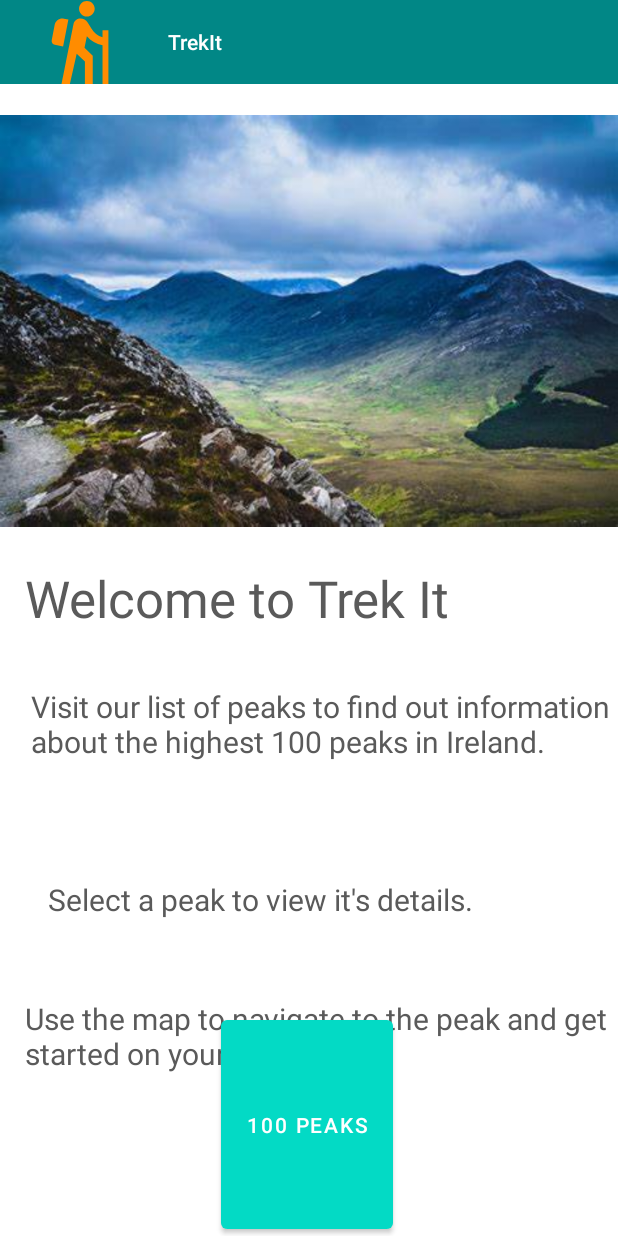
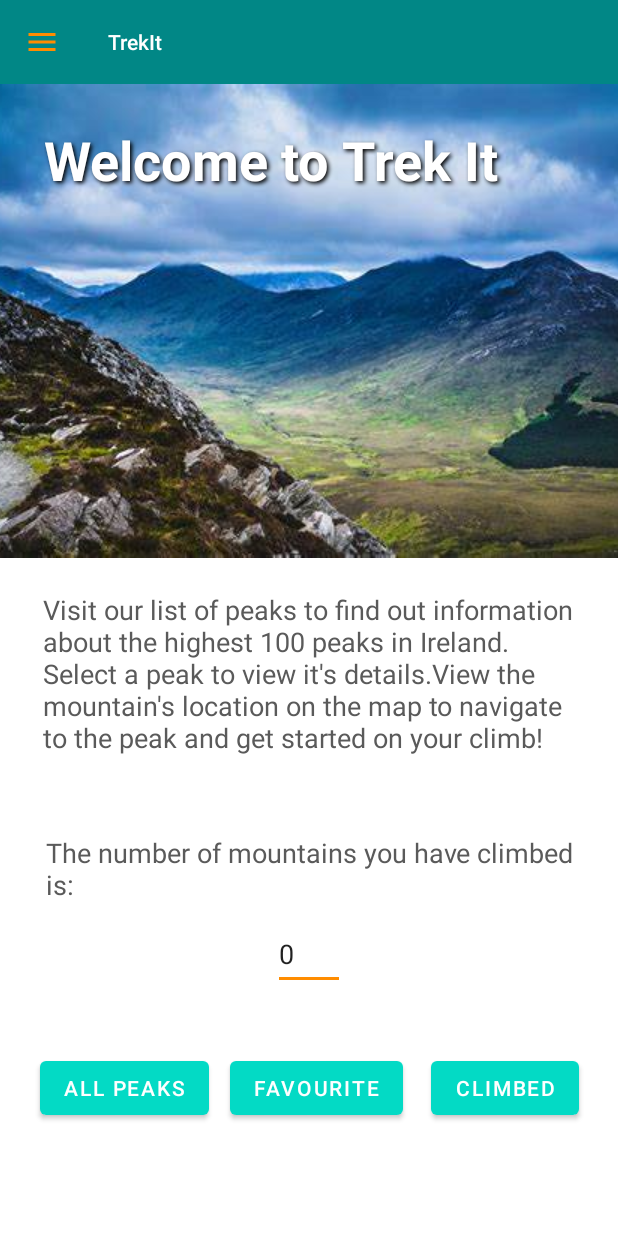
Before and after one commit to Nile-O/TrekIt, an Android app: the MainActivity screen opened directly, with no data from a screen before it, on a phone screen of 412 x 824 dp. Run offline under Robolectric (Android 15) with nearby library versions, the phone set to English and light mode, and no system bars; our stand-ins replace Firebase (no records; nobody signed in at launch, a user with empty details on screens opened directly), Timber.

Commit message:
Updated main page and improved menu.

```diff
--- a/app/src/main/java/ie/wit/trekit/activities/MainActivity.kt
+++ b/app/src/main/java/ie/wit/trekit/activities/MainActivity.kt
@@ -7,6 +7,7 @@ import androidx.appcompat.app.AppCompatActivity
 import android.os.Bundle
 import android.view.MenuItem
 import android.view.View
+import android.widget.Button
 import android.widget.TextView
 import android.widget.Toast
 import android.widget.Toast.LENGTH_LONG
@@ -51,21 +52,45 @@ class MainActivity : AppCompatActivity() {
         setSupportActionBar(toolbar)
         app = application as MainApp
 
+        var saveBtn = findViewById<Button>(R.id.button1)
+        var faveBtn = findViewById<Button>(R.id.button2)
+        var climbBtn = findViewById<Button>(R.id.button3)
 
-        binding.buttonPeaks.setOnClickListener(View.OnClickListener {
+        button1.setOnClickListener {
             startActivity(
                 Intent(
                     this,
                     MountainListActivity::class.java
                 )
             )
-        })
+        }
+
+        button2.setOnClickListener {
+            startActivity(
+                Intent(
+                    this,
+                    FavouriteListActivity::class.java
+                )
+            )
+        }
+
+        button3.setOnClickListener {
+            startActivity(
+                Intent(
+                    this,
+                    ClimbedListActivity::class.java
+                )
+            )
+        }
+
+
+
         registerEditCallback()
 
         val actionbar: androidx.appcompat.app.ActionBar? = supportActionBar
         actionbar?.apply {
             setDisplayHomeAsUpEnabled(true)
-            setHomeAsUpIndicator(R.drawable.ic_hiker_foreground)
+            setHomeAsUpIndicator(R.drawable.ic_baseline_menu_24)
 
         }
         mDrawerLayout = findViewById(R.id.drawerLayout)
--- /dev/null
+++ b/app/src/main/res/drawable/ic_baseline_menu_24.xml
@@ -0,0 +1,5 @@
+<vector android:height="24dp" android:tint="#FF8C00"
+    android:viewportHeight="24" android:viewportWidth="24"
+    android:width="24dp" xmlns:android="http://schemas.android.com/apk/res/android">
+    <path android:fillColor="@android:color/white" android:pathData="M3,18h18v-2L3,16v2zM3,13h18v-2L3,11v2zM3,6v2h18L21,6L3,6z"/>
+</vector>
--- a/app/src/main/res/layout/activity_main.xml
+++ b/app/src/main/res/layout/activity_main.xml
@@ -12,16 +12,6 @@
     layout="@layout/content_main"
     />
 
-    <Button
-        android:id="@+id/button_peaks"
-        android:layout_width="wrap_content"
-        android:layout_height="match_parent"
-        android:layout_marginStart="147dp"
-        android:layout_marginEnd="150dp"
-        android:insetTop="680dp"
-        android:insetBottom="5dp"
-        android:text="@string/_100_peaks" />
-
     <com.google.android.material.navigation.NavigationView
         android:layout_width="match_parent"
         android:layout_height="match_parent"
--- a/app/src/main/res/layout/content_main.xml
+++ b/app/src/main/res/layout/content_main.xml
@@ -24,81 +24,116 @@
             app:titleTextAppearance="@style/Toolbar.TitleText"
             app:titleTextColor="@color/white" />
     </com.google.android.material.appbar.AppBarLayout>
+
+    <FrameLayout
+        android:id="@id/frameLayout1"
+        android:layout_width="match_parent"
+        android:layout_height="338dp"
+        app:layout_constraintTop_toBottomOf="@id/appBarLayout"
+        >
+
+        <ImageView
+            android:id="@+id/imageView"
+            android:layout_width="match_parent"
+            android:layout_height="wrap_content"
+            android:scaleType="centerCrop"
+            android:src="@drawable/mountains1" />
+
+        <TextView
+            android:id="@+id/textView"
+            android:layout_width="353dp"
+            android:layout_height="69dp"
+            android:layout_gravity="center_horizontal|top"
+            android:layout_marginTop="26dp"
+            android:shadowColor="#000"
+            android:shadowDx="2"
+            android:shadowDy="2"
+            android:shadowRadius="3"
+            android:text="@string/welcome_to_trek_it"
+            android:textColor="@color/white"
+            android:textSize="36sp"
+            android:textStyle="bold" />
+
+    </FrameLayout>
+
+
     <TextView
-        android:id="@+id/textView"
-        android:layout_width="394dp"
-        android:layout_height="52dp"
-        android:layout_marginStart="24dp"
-        android:layout_marginTop="4dp"
-        android:layout_marginEnd="8dp"
-        android:text="@string/welcome_to_trek_it"
+        android:id="@+id/textView3"
+        android:layout_width="363dp"
+        android:layout_height="146dp"
+        android:layout_marginStart="28dp"
+        android:layout_marginEnd="20dp"
+        android:text="@string/peaksBlurb"
         android:textColor="@color/gray_700"
-        android:textSize="34sp"
+        android:textSize="18sp"
         app:layout_constraintEnd_toEndOf="parent"
-        app:layout_constraintHorizontal_bias="0.551"
         app:layout_constraintStart_toStartOf="parent"
-        app:layout_constraintTop_toBottomOf="@+id/imageView" />
+        app:layout_constraintTop_toBottomOf="@id/frameLayout1" />
 
-    <ImageView
-        android:id="@+id/imageView"
-        android:layout_width="wrap_content"
-        android:layout_height="wrap_content"
-        android:contentDescription="@string/content_desc_welcome_image"
+    <TextView
+        android:id="@+id/textView5"
+        android:layout_width="359dp"
+        android:layout_height="54dp"
+        android:layout_marginTop="16dp"
+        android:text="@string/the_number_of_mountains_you_have_climbed_is"
+        android:textColor="@color/gray_700"
+        android:textSize="18sp"
+        app:layout_constraintEnd_toEndOf="@+id/textView3"
+        app:layout_constraintStart_toStartOf="@+id/textView3"
+        app:layout_constraintTop_toBottomOf="@+id/textView3" />
+
+    <EditText
+        android:id="@+id/editTextNumber"
+        android:layout_width="48dp"
+        android:layout_height="48dp"
+        android:layout_marginTop="56dp"
+        android:ems="10"
+        android:inputType="number"
+        android:text="@string/_0"
         app:layout_constraintBottom_toBottomOf="parent"
         app:layout_constraintEnd_toEndOf="parent"
         app:layout_constraintStart_toStartOf="parent"
-        app:layout_constraintTop_toBottomOf="@+id/appBarLayout"
-        app:layout_constraintVertical_bias="0.0"
-        app:srcCompat="@drawable/mountains1" />
+        app:layout_constraintTop_toTopOf="@+id/textView5"
+        app:layout_constraintVertical_bias="0.0" />
 
-    <TextView
-        android:id="@+id/textView3"
-        android:layout_width="395dp"
-        android:layout_height="76dp"
-        android:layout_marginStart="32dp"
+
+
+    <Button
+        android:id="@+id/button1"
+        android:layout_width="wrap_content"
+        android:layout_height="wrap_content"
+        android:layout_marginStart="24dp"
         android:layout_marginTop="16dp"
+        android:text="All Peaks"
+        app:layout_constraintBottom_toBottomOf="parent"
+        app:layout_constraintEnd_toStartOf="@+id/button2"
+        app:layout_constraintStart_toStartOf="parent"
+        app:layout_constraintTop_toBottomOf="@+id/textView5"
+        android:onClick="onButtonClick"/>
+
+    <Button
+        android:id="@+id/button2"
+        android:layout_width="wrap_content"
+        android:layout_height="wrap_content"
+        android:layout_marginStart="12dp"
         android:layout_marginEnd="8dp"
-        android:layout_marginBottom="32dp"
-        android:text="@string/peaksBlurb"
-        android:textColor="@color/gray_700"
-        android:textSize="20sp"
-        app:layout_constraintBottom_toTopOf="@+id/textView5"
+        android:text="Favourite"
+        app:layout_constraintEnd_toStartOf="@+id/button3"
+        app:layout_constraintStart_toEndOf="@id/button1"
+        app:layout_constraintTop_toTopOf="@+id/button1"
+        android:onClick="onButtonClick"/>
+
+    <Button
+        android:id="@+id/button3"
+        android:layout_width="wrap_content"
+        android:layout_height="wrap_content"
+        android:layout_marginStart="8dp"
+        android:layout_marginEnd="24dp"
+        android:text="Climbed"
         app:layout_constraintEnd_toEndOf="parent"
-        app:layout_constraintStart_toStartOf="parent"
-        app:layout_constraintTop_toBottomOf="@+id/textView" />
-
-    <TextView
-        android:id="@+id/textView4"
-        android:layout_width="408dp"
-        android:layout_height="82dp"
-        android:layout_marginStart="32dp"
-        android:layout_marginTop="8dp"
-        android:layout_marginEnd="8dp"
-        android:layout_marginBottom="64dp"
-        android:text="@string/use_map_blurb"
-        android:textColor="@color/gray_700"
-        android:textSize="20sp"
-        app:layout_constraintBottom_toBottomOf="parent"
-        app:layout_constraintEnd_toEndOf="parent"
-        app:layout_constraintHorizontal_bias="0.437"
-        app:layout_constraintStart_toStartOf="parent"
-        app:layout_constraintTop_toBottomOf="@+id/textView5" />
-
-    <TextView
-        android:id="@+id/textView5"
-        android:layout_width="324dp"
-        android:layout_height="42dp"
-        android:layout_marginStart="32dp"
-        android:layout_marginTop="8dp"
-        android:layout_marginBottom="16dp"
-        android:text="@string/info_blurb"
-        android:textColor="@color/gray_700"
-        android:textSize="20sp"
-        app:layout_constraintBottom_toTopOf="@+id/textView4"
-        app:layout_constraintEnd_toEndOf="parent"
-        app:layout_constraintHorizontal_bias="0.0"
-        app:layout_constraintStart_toStartOf="parent"
-        app:layout_constraintTop_toBottomOf="@+id/textView3" />
+        app:layout_constraintStart_toEndOf="@+id/button2"
+        app:layout_constraintTop_toTopOf="@+id/button2"
+        android:onClick="onButtonClick"/>
 
 
 </androidx.constraintlayout.widget.ConstraintLayout>
--- a/app/src/main/res/menu/navigation_menu.xml
+++ b/app/src/main/res/menu/navigation_menu.xml
@@ -2,8 +2,7 @@
 <menu xmlns:app="http://schemas.android.com/apk/res-auto"
     xmlns:android="http://schemas.android.com/apk/res/android">
 
-    <item android:id="@+id/item_home"
-        android:title="@string/home" />
+
     <item android:id="@+id/item_all"
         android:title="@string/all_peaks" />
     <item android:id="@+id/item_favourite"
--- /dev/null
+++ b/app/src/main/res/values/ids.xml
@@ -0,0 +1,5 @@
+<?xml version="1.0" encoding="utf-8"?>
+<resources>
+
+    <item name="frameLayout1" type="id">@+id/frameLayout1</item>
+</resources>
--- a/app/src/main/res/values/strings.xml
+++ b/app/src/main/res/values/strings.xml
@@ -12,8 +12,8 @@
     <string name="area_name">Area Name</string>
     <string name="mountainListLabel">List of Mountains</string>
     <string name="welcome_to_trek_it">Welcome to Trek It</string>
-    <string name="peaksBlurb">Visit our list of peaks to find out information about the highest 100 peaks in Ireland.</string>
-    <string name="use_map_blurb">Use the map to navigate to the peak and get started on your climb!</string>
+    <string name="peaksBlurb">Visit our list of peaks to find out information about the highest 100 peaks in Ireland. Select a peak to view it\'s details.View the mountain\'s location on the map to navigate to the peak and get started on your climb!</string>
+    <string name="use_map_blurb">View the mountain\'s location on the map to navigate to the peak and get started on your climb!</string>
     <string name="info_blurb">Select a peak to view it\'s details.</string>
     <string name="content_desc_welcome_image">Image of mountains, a valley and cloudy sky</string>
     <string name="_100_peaks">100 Peaks</string>
@@ -57,4 +57,6 @@
     <string name="save">Save</string>
     <string name="duration">Duration</string>
     <string name="menu_home">Home</string>
+    <string name="the_number_of_mountains_you_have_climbed_is">The number of mountains you have climbed is:</string>
+    <string name="_0">0</string>
 </resources>
```
